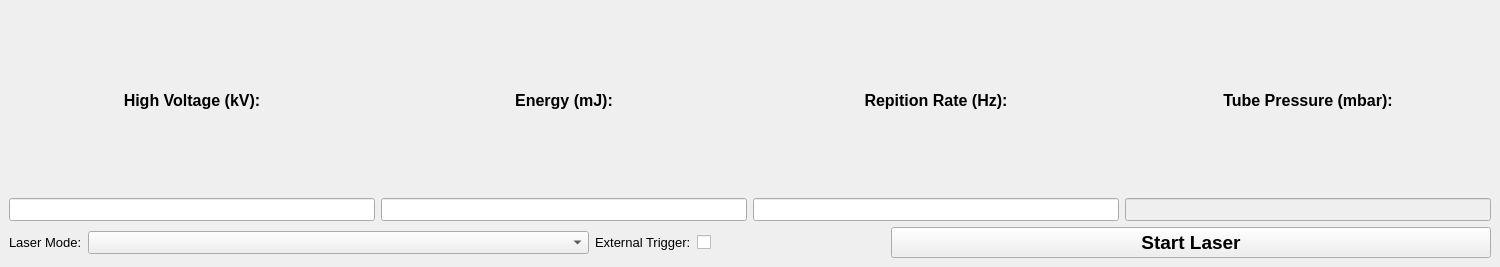
Qt form src/ui/docked_laser_status_control.ui (ibrummel/PLD-Laser-Brain) before a commit.
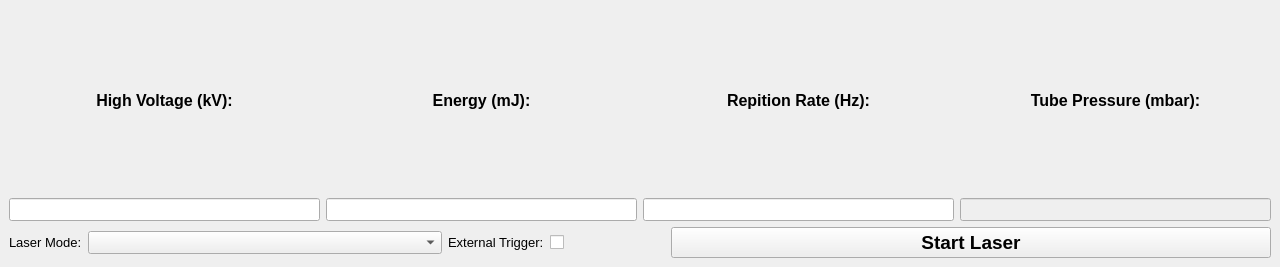
The same form after that commit. Icons and pictures are not drawn.

Commit message: Changes to layout sizes to match smaller screen of the control pc

```diff
--- a/src/ui/docked_laser_status_control.ui
+++ b/src/ui/docked_laser_status_control.ui
@@ -6,7 +6,7 @@
    <rect>
     <x>0</x>
     <y>0</y>
-    <width>1500</width>
+    <width>1280</width>
     <height>267</height>
    </rect>
   </property>
@@ -18,7 +18,7 @@
   </property>
   <property name="minimumSize">
    <size>
-    <width>1500</width>
+    <width>1280</width>
     <height>267</height>
    </size>
   </property>
```
The commit also changes 2 other files.
